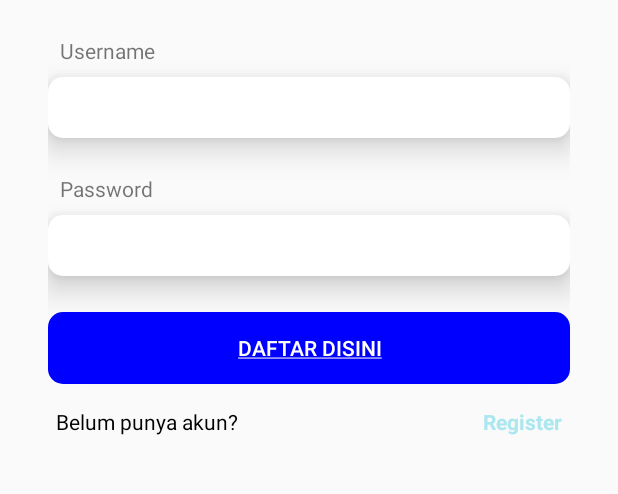
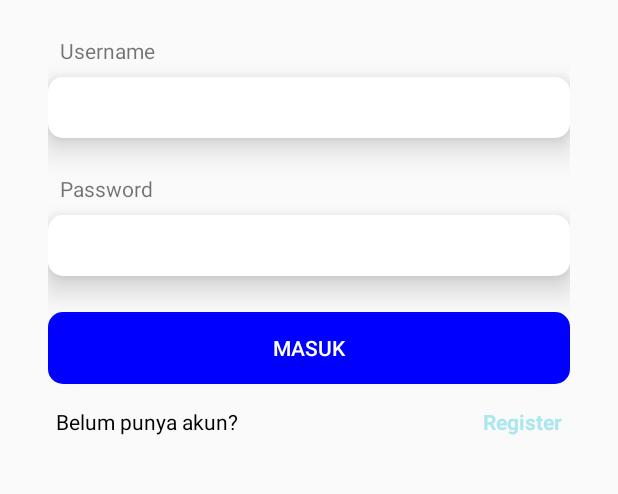
Before and after one commit to sogumontar/PA-III, an Android app: the screen it shows after launch (LoginActivity), on a phone screen of 412 x 824 dp, the part 418-912 px from its top. Run offline under Robolectric (Android 15) with nearby library versions, the phone set to English and light mode, and no system bars.

Commit message:
fixing loginForm

```diff
--- a/PAIII/app/src/main/res/layout/activity_login.xml
+++ b/PAIII/app/src/main/res/layout/activity_login.xml
@@ -82,7 +82,7 @@
             android:background="@drawable/rounded_btn"
             android:elevation="6dp"
             android:translationZ="6dp"
-            android:text="@string/daftar"
+            android:text="@string/Masuk"
             android:textColor="#ffff"/>
 
         <FrameLayout
--- a/PAIII/app/src/main/res/values/strings.xml
+++ b/PAIII/app/src/main/res/values/strings.xml
@@ -3,6 +3,7 @@
     <!-- Strings related to login -->
     <string name="prompt_email">Email</string>
     <string name="prompt_nama">Nama</string>
+    <string name="prompt_username">Username</string>
     <string name="prompt_alamat">Alamat</string>
     <string name="prompt_password">Password</string>
     <string name="daftar"><u>Daftar disini</u></string>
```
